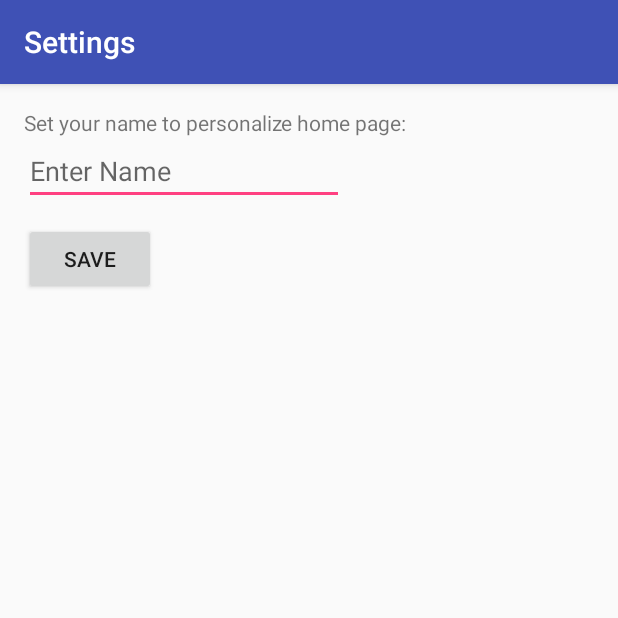
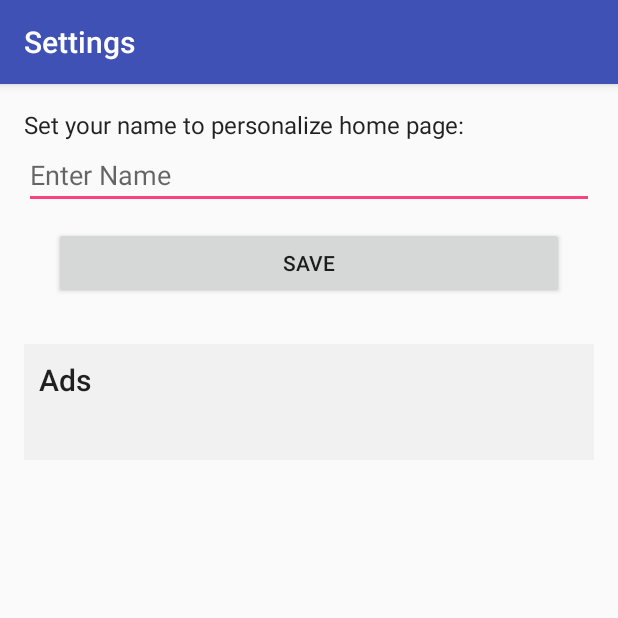
Before and after one commit to dhiviyadhanasekar/JournalApp, an Android app: the SettingsActivity screen opened directly, with no data from a screen before it, on a phone screen of 412 x 824 dp, the top half of it. Run offline under Robolectric (Android 15) with nearby library versions, the phone set to English and light mode, and no system bars; our stand-ins replace AdMob.

Commit message:
Ads is done

```diff
--- a/app/build.gradle
+++ b/app/build.gradle
@@ -33,4 +33,7 @@ dependencies {
     compile 'com.google.maps.android:android-maps-utils:0.4.+'
     compile 'com.android.support:support-v4:24.2.1'
     testCompile 'junit:junit:4.12'
+    compile 'com.google.firebase:firebase-ads:9.0.0'
+    compile 'com.google.android.gms:play-services-ads:9.0.0'
 }
+apply plugin: 'com.google.gms.google-services'
--- a/app/src/main/java/com/dhiviyad/journalapp/SettingsActivity.java
+++ b/app/src/main/java/com/dhiviyad/journalapp/SettingsActivity.java
@@ -6,10 +6,15 @@ import android.view.View;
 import android.widget.EditText;
 
 import com.dhiviyad.journalapp.controllers.FileOperationsController;
+import com.google.android.gms.ads.AdRequest;
+import com.google.android.gms.ads.AdSize;
+import com.google.android.gms.ads.AdView;
+import com.google.android.gms.ads.MobileAds;
 
 public class SettingsActivity extends AppCompatActivity {
 
     FileOperationsController fileOperationsController;
+    private AdView mAdView;
 
     @Override
     protected void onCreate(Bundle savedInstanceState) {
@@ -20,6 +25,13 @@ public class SettingsActivity extends AppCompatActivity {
             fileOperationsController = new FileOperationsController(getApplicationContext());
         }
         loadSettings();
+
+        AdView mAdView = (AdView)findViewById(R.id.adView);
+        AdRequest request = new AdRequest.Builder()
+                .addTestDevice(AdRequest.DEVICE_ID_EMULATOR)        // All emulators
+                .addTestDevice("36BA870AF0AA46DCAEC9BF69760C6E25")
+                .build();
+        mAdView.loadAd(request);
     }
 
     public void loadSettings(){
--- a/app/src/main/res/layout/activity_settings.xml
+++ b/app/src/main/res/layout/activity_settings.xml
@@ -1,6 +1,7 @@
 <?xml version="1.0" encoding="utf-8"?>
-<RelativeLayout xmlns:android="http://schemas.android.com/apk/res/android"
+<LinearLayout xmlns:android="http://schemas.android.com/apk/res/android"
     xmlns:tools="http://schemas.android.com/tools"
+    xmlns:ads="http://schemas.android.com/apk/res-auto"
     android:id="@+id/activity_settings"
     android:layout_width="match_parent"
     android:layout_height="match_parent"
@@ -8,16 +9,19 @@
     android:paddingLeft="@dimen/activity_horizontal_margin"
     android:paddingRight="@dimen/activity_horizontal_margin"
     android:paddingTop="@dimen/activity_vertical_margin"
-    tools:context="com.dhiviyad.journalapp.SettingsActivity">
+    tools:context="com.dhiviyad.journalapp.SettingsActivity"
+    android:orientation="vertical"
+    android:weightSum="1">
 
     <TextView
         android:text="Set your name to personalize home page:"
         android:layout_width="wrap_content"
         android:layout_height="wrap_content"
-        android:id="@+id/textView3" />
+        android:id="@+id/textView3"
+        android:textAppearance="@style/TextAppearance.AppCompat.Light.SearchResult.Subtitle" />
 
     <EditText
-        android:layout_width="wrap_content"
+        android:layout_width="match_parent"
         android:layout_height="wrap_content"
         android:inputType="textPersonName"
         android:ems="10"
@@ -28,11 +32,42 @@
 
     <Button
         android:text="Save"
-        android:layout_width="wrap_content"
+        android:layout_width="match_parent"
         android:layout_height="wrap_content"
         android:layout_marginTop="12dp"
         android:id="@+id/settings_save_btn"
         android:layout_below="@+id/nameEditText"
         android:layout_alignParentStart="true"
-        android:onClick="saveSettings" />
-</RelativeLayout>
+        android:onClick="saveSettings"
+        android:layout_marginLeft="20dp"
+        android:layout_marginRight="20dp" />
+
+    <LinearLayout
+        android:orientation="vertical"
+        android:layout_width="match_parent"
+        android:layout_height="wrap_content"
+        android:layout_marginTop="30dp"
+        android:background="@color/lightGrey"
+        android:paddingBottom="30dp">
+
+        <TextView
+            android:text="Ads"
+            android:layout_width="match_parent"
+            android:layout_height="wrap_content"
+            android:id="@+id/textView5"
+            android:layout_weight="0"
+            android:textAppearance="@style/TextAppearance.AppCompat.Light.SearchResult.Title"
+            android:layout_margin="10dp" />
+
+        <com.google.android.gms.ads.AdView
+            android:id="@+id/adView"
+            ads:adSize="BANNER"
+            ads:adUnitId="ca-app-pub-3940256099942544/6300978111"
+            android:layout_alignParentStart="true"
+            android:layout_height="50dp"
+            android:background="@color/lightGrey"
+            android:layout_width="320dp"
+            android:layout_weight="0" />
+    </LinearLayout>
+
+</LinearLayout>
```
